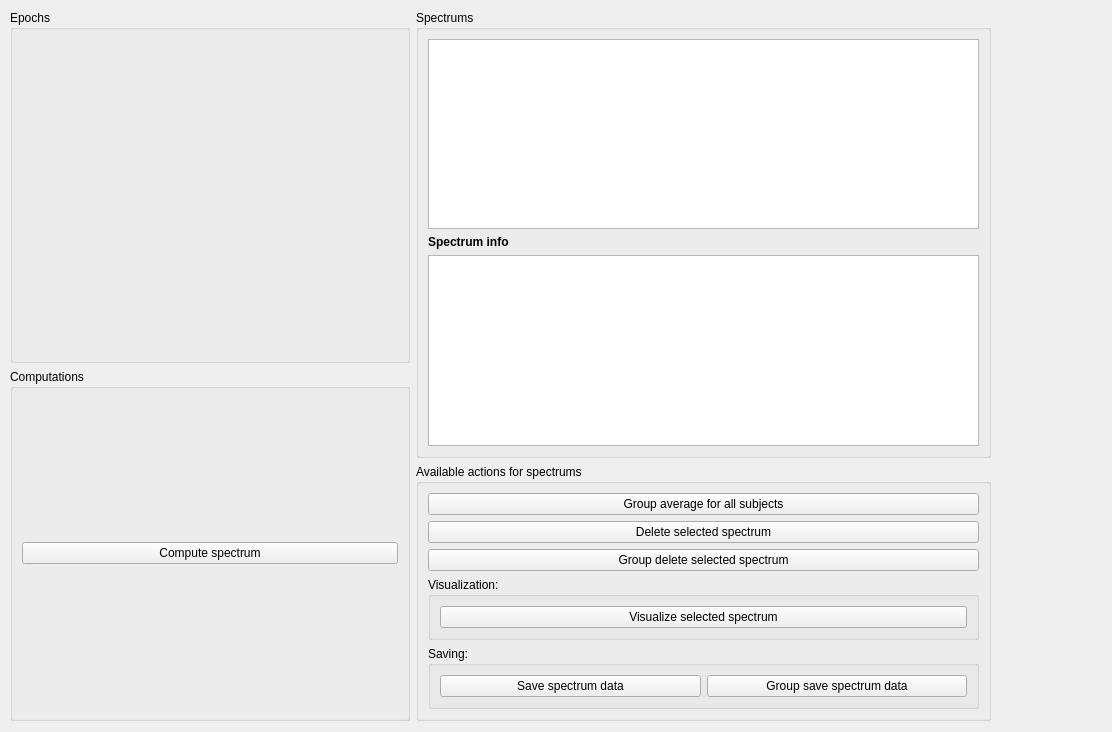
Qt form qt4Designer_ui_files/mainWindowTabSpectrumsUi.ui (cibr-jyu/meggie) before a commit.
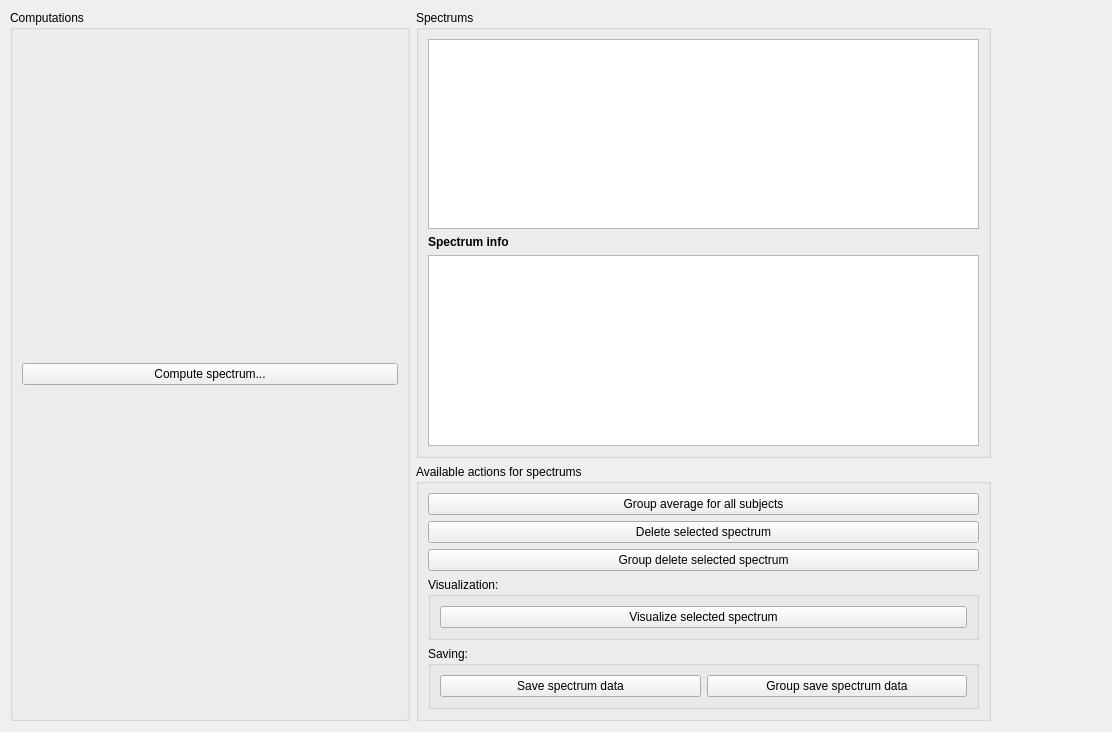
The same form after that commit.

Commit message: Begin implementing power spectrums in a new tab

Patch:
```diff
--- a/qt4Designer_ui_files/mainWindowTabSpectrumsUi.ui
+++ b/qt4Designer_ui_files/mainWindowTabSpectrumsUi.ui
@@ -25,13 +25,6 @@
    <layout class="QGridLayout" name="gridLayout_15">
     <item row="0" column="0">
      <layout class="QVBoxLayout" name="verticalLayout_23">
-      <item>
-       <widget class="QGroupBox" name="groupBoxEpochs">
-        <property name="title">
-         <string>Epochs</string>
-        </property>
-       </widget>
-      </item>
       <item>
        <widget class="QGroupBox" name="groupBoxComputations">
         <property name="minimumSize">
@@ -47,7 +40,7 @@
          <item row="0" column="0">
           <widget class="QPushButton" name="pushButtonComputeSpectrum">
            <property name="text">
-            <string>Compute spectrum</string>
+            <string>Compute spectrum...</string>
            </property>
           </widget>
          </item>
```
The commit also changes 12 other files.
